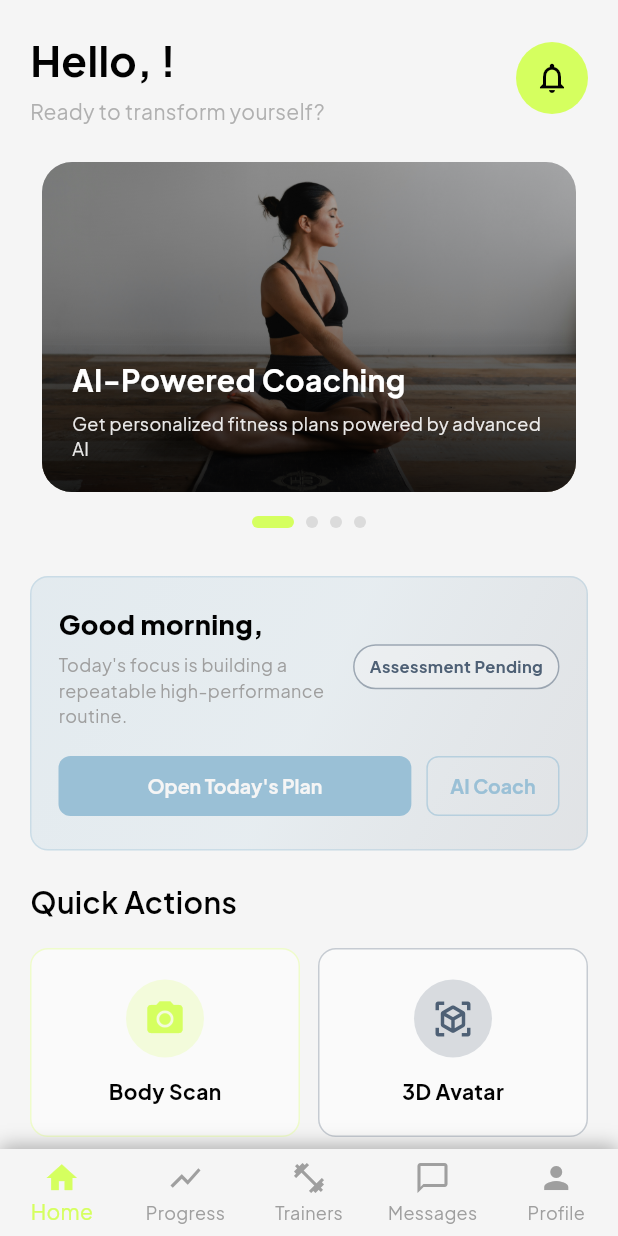
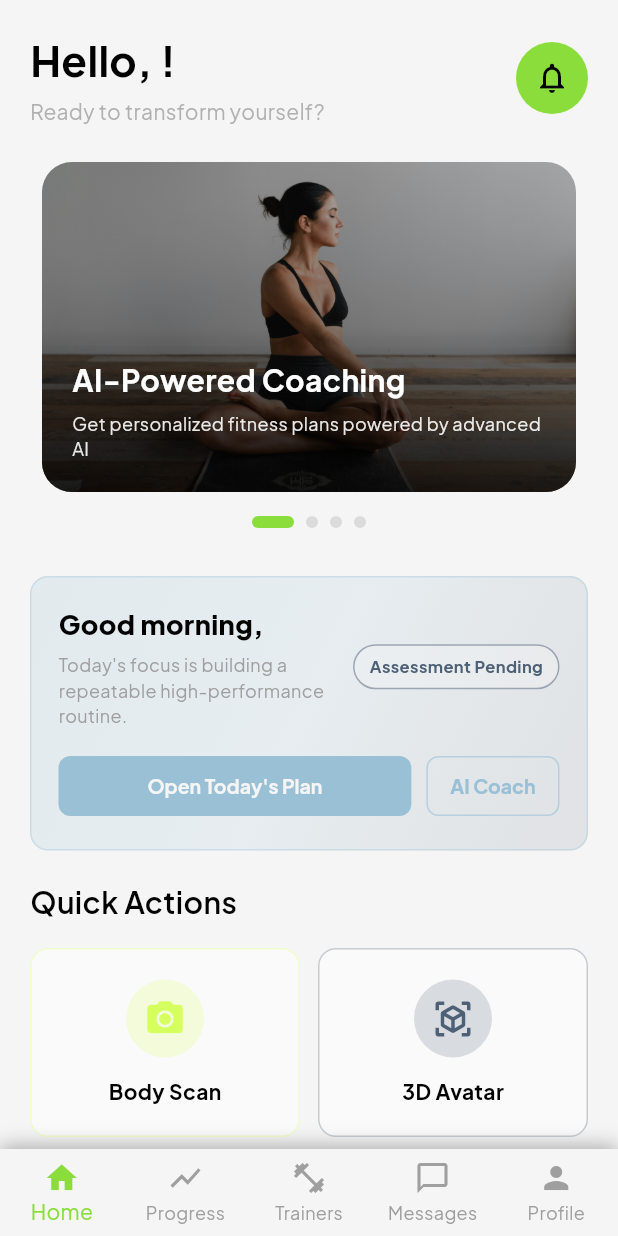
Before and after one commit to Salman0452/fyp-genzfit-frontend, a Flutter app: the ClientHomeScreen screen opened by its route, on a phone screen of 412 x 824 dp. Run offline on Flutter 3.47's test engine with Material 3 defaults, Android fonts, the phone set to English and light mode, and no system bars; our stand-ins replace cached_network_image, camera, cloud_firestore, file_picker, firebase_auth, firebase_core and 13 more; missing offline and left inert: cloudinary_public, dart:html, google_mlkit_pose_detection, model_viewer_plus; accounts and stored records are empty.

Commit message:
Update client_home_screen.dart

```diff
--- a/lib/screens/client/client_home_screen.dart
+++ b/lib/screens/client/client_home_screen.dart
@@ -170,7 +170,9 @@ class _ClientHomeScreenState extends State<ClientHomeScreen> {
           currentIndex: _currentIndex,
           onTap: (index) => setState(() => _currentIndex = index),
           backgroundColor: Theme.of(context).scaffoldBackgroundColor,
-          selectedItemColor: AppColors.brandGreen,
+          selectedItemColor: Theme.of(context).brightness == Brightness.dark
+              ? AppColors.brandGreen
+              : AppColors.brandGreenDeep,
           unselectedItemColor: AppColors.textSecondary,
           type: BottomNavigationBarType.fixed,
           elevation: 0,
@@ -238,7 +240,9 @@ class _ClientHomeScreenState extends State<ClientHomeScreen> {
                 ),
                 Container(
                   decoration: BoxDecoration(
-                    color: AppColors.brandGreen,
+                    color: Theme.of(context).brightness == Brightness.dark
+                        ? AppColors.brandGreen
+                        : AppColors.brandGreenDeep,
                     shape: BoxShape.circle,
                   ),
                   child: IconButton(
@@ -299,7 +303,9 @@ class _ClientHomeScreenState extends State<ClientHomeScreen> {
                     child: Text(
                       'View All',
                       style: GoogleFonts.plusJakartaSans(
-                        color: AppColors.brandGreen,
+                        color: Theme.of(context).brightness == Brightness.dark
+                            ? AppColors.brandGreen
+                            : AppColors.brandGreenDeep,
                         fontWeight: FontWeight.w600,
                       ),
                     ),
@@ -977,7 +983,9 @@ class _ClientHomeScreenState extends State<ClientHomeScreen> {
                 height: 8,
                 decoration: BoxDecoration(
                   color: _carouselIndex == index
-                      ? AppColors.brandGreen
+                      ? (Theme.of(context).brightness == Brightness.dark
+                          ? AppColors.brandGreen
+                          : AppColors.brandGreenDeep)
                       : AppColors.textSecondary.withOpacity(0.3),
                   borderRadius: BorderRadius.circular(4),
                 ),
```
